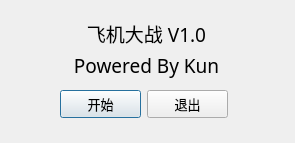
Above: logindlg.ui from kun368/PlaneWar before the change. Below: the same form after it.
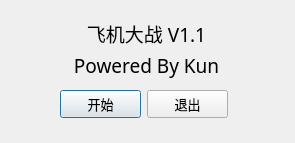
That is the form after the change.

The edit to the form file:
```diff
--- a/logindlg.ui
+++ b/logindlg.ui
@@ -19,7 +19,7 @@
   <property name="windowTitle">
    <string>飞机大战登陆</string>
   </property>
-  <widget class="QWidget" name="">
+  <widget class="QWidget" name="layoutWidget">
    <property name="geometry">
     <rect>
      <x>60</x>
@@ -37,7 +37,7 @@
        </font>
       </property>
       <property name="text">
-       <string>飞机大战 V1.0</string>
+       <string>飞机大战 V1.1</string>
       </property>
       <property name="alignment">
        <set>Qt::AlignCenter</set>
@@ -61,7 +61,7 @@
     </item>
    </layout>
   </widget>
-  <widget class="QWidget" name="">
+  <widget class="QWidget" name="layoutWidget">
    <property name="geometry">
     <rect>
      <x>60</x>
```
